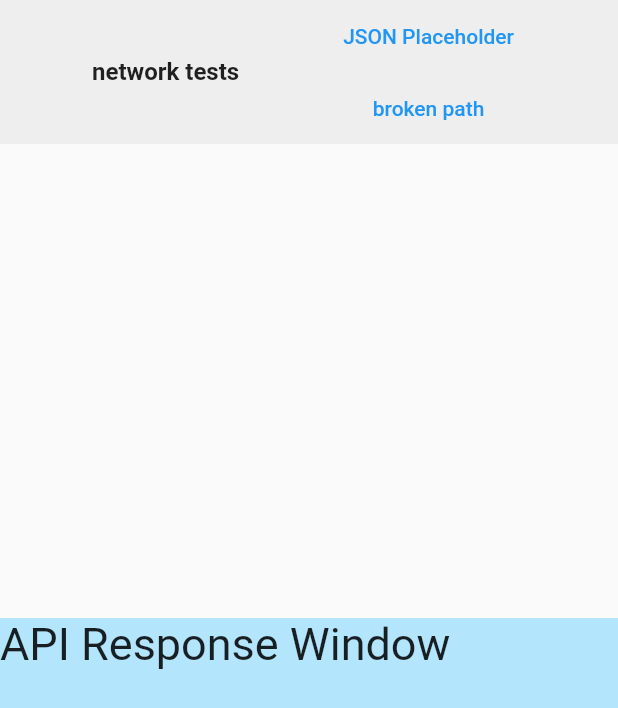
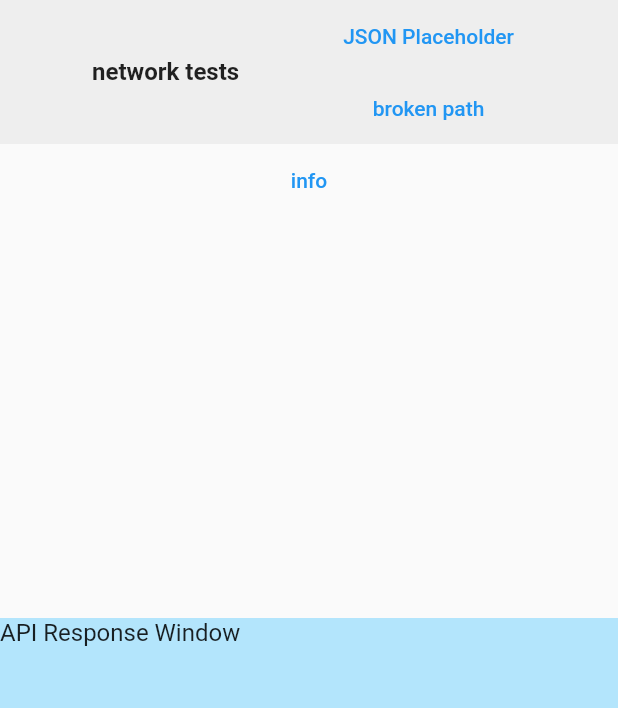
Before and after one commit to codetricity/custom_dart_package_tutorial, a Flutter app: the screen it shows after launch, on a phone screen of 412 x 824 dp. Shown: the top 708 px of the screen. Run offline on Flutter 3.47's test engine with Material 2 defaults, Android fonts, the phone set to English and light mode, and no system bars.

Commit message:
added info button

````diff
--- a/lib/gui_sections/button_window.dart
+++ b/lib/gui_sections/button_window.dart
@@ -1,5 +1,16 @@
 import 'package:flutter/material.dart';
+import 'package:theta_api_intro_tutorial/gui_components/button_templates/request_button.dart';
+import 'package:theta_connection/theta_connection.dart';
 import '../gui_components/button_groups/network_tests.dart';
+
+/// buttons can be placed individually with RequestButton()
+/// or as a group.  The button groups are created as separate
+/// files, one file per group
+/// if you test an individual button, the syntax is
+/// ```
+/// RequestButton(apiRequest: info, label: 'info',),
+/// ...
+/// ```
 
 class ButtonWindow extends StatelessWidget {
   const ButtonWindow({
@@ -13,6 +24,10 @@ class ButtonWindow extends StatelessWidget {
       child: ListView(
         children: [
           NetworkTests(),
+          RequestButton(
+            apiRequest: info,
+            label: 'info',
+          ),
         ],
       ),
     );
--- a/lib/gui_sections/response_window.dart
+++ b/lib/gui_sections/response_window.dart
@@ -17,7 +17,7 @@ class ResponseWindow extends StatelessWidget {
         child: SingleChildScrollView(
           child: Text(
             context.watch<ResponseNotifier>().responseWindowText,
-            style: TextStyle(fontSize: 30),
+            style: TextStyle(fontSize: 16),
           ),
         ),
       ),
--- a/packages/theta_connection/lib/protocols/info.dart
+++ b/packages/theta_connection/lib/protocols/info.dart
@@ -1,7 +1,7 @@
 part of '../theta_connection.dart';
 
 Future<String> info() async {
-  Uri uri = Uri.https(theta.domain, 'osc/info');
+  Uri uri = Uri.http(theta.domain, '/osc/info');
 
   return await theta.request(uri, method: 'get');
 }
````
